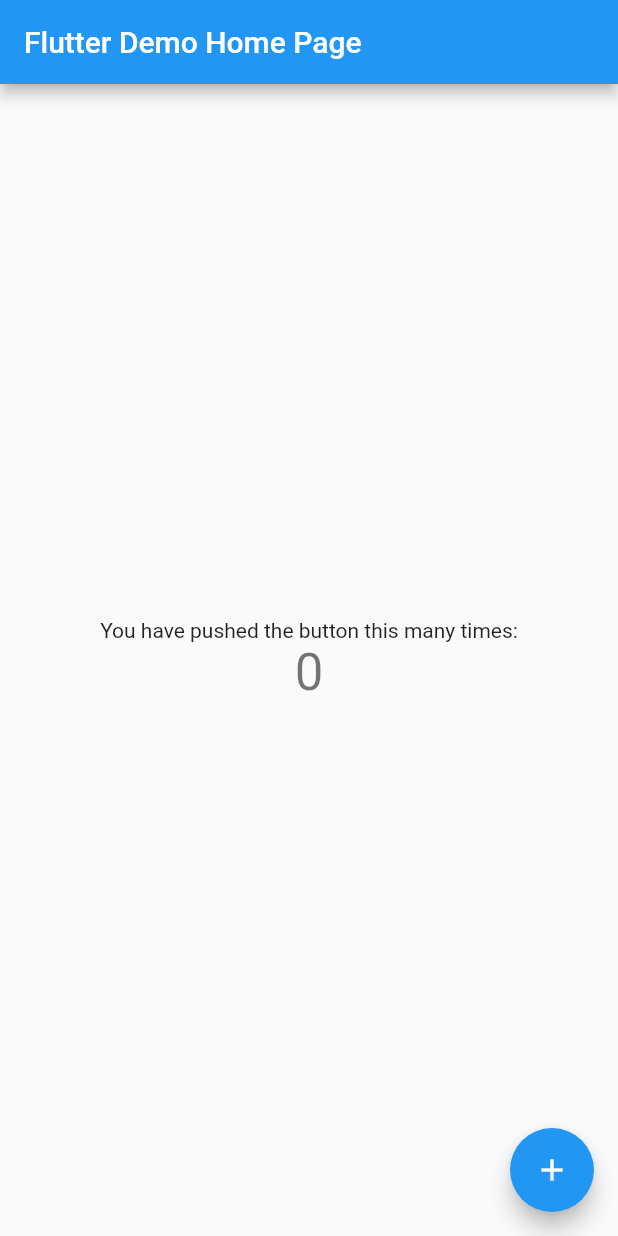
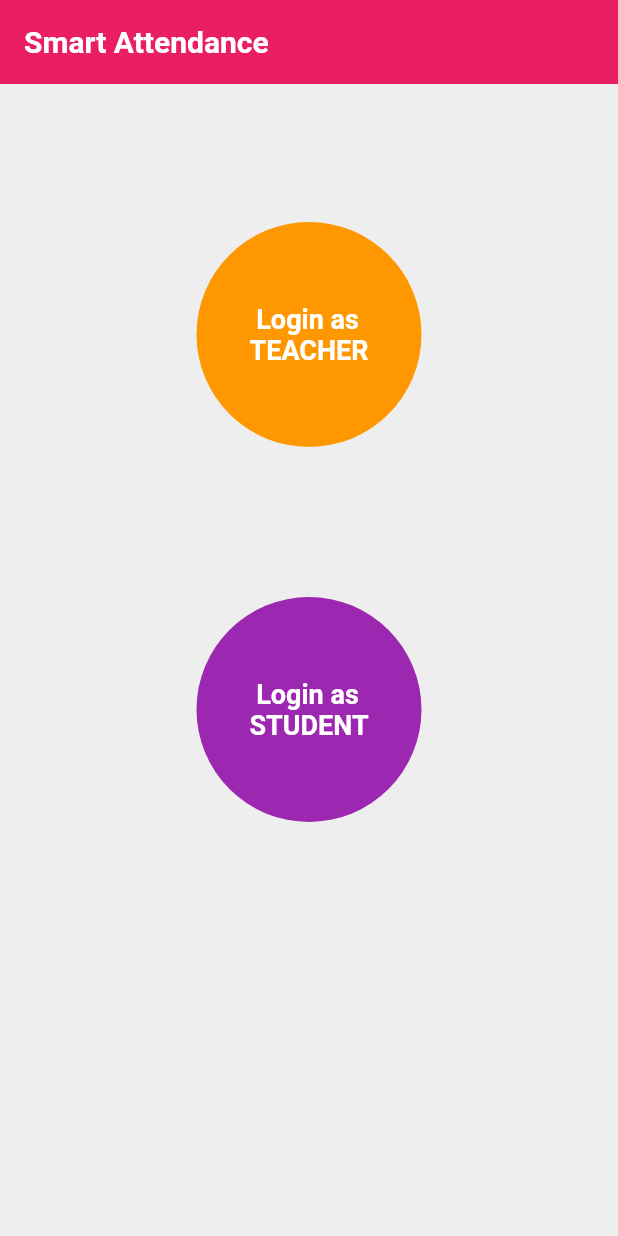
Before and after one commit to justinvgeorge2024/ATMOS_Mini_Project, a Flutter app: the screen it shows after launch, on a phone screen of 412 x 824 dp. Run offline on Flutter 3.47's test engine with Material 2 defaults, Android fonts, the phone set to English and light mode, and no system bars; our stand-ins replace either_dart, firebase_auth; missing offline and left inert: dart:ffi; accounts and stored records are empty.

Commit message:
new commit

```diff
--- a/New_attempt/miniproject/lib/main.dart
+++ b/New_attempt/miniproject/lib/main.dart
@@ -1,4 +1,5 @@
 import 'package:flutter/material.dart';
+import 'package:miniproject/pages/register_page.dart';
 
 void main() {
   runApp(const MyApp());
@@ -7,109 +8,21 @@ void main() {
 class MyApp extends StatelessWidget {
   const MyApp({super.key});
 
-  // This widget is the root of your application.
   @override
   Widget build(BuildContext context) {
     return MaterialApp(
-      title: 'Flutter Demo',
-      theme: ThemeData(
-        // This is the theme of your application.
-        //
-        // Try running your application with "flutter run". You'll see the
-        // application has a blue toolbar. Then, without quitting the app, try
-        // changing the primarySwatch below to Colors.green and then invoke
-        // "hot reload" (press "r" in the console where you ran "flutter run",
-        // or simply save your changes to "hot reload" in a Flutter IDE).
-        // Notice that the counter didn't reset back to zero; the application
-        // is not restarted.
-        primarySwatch: Colors.blue,
-      ),
-      home: const MyHomePage(title: 'Flutter Demo Home Page'),
+      debugShowCheckedModeBanner: false,
+      home: Scaffold(
+          backgroundColor: Colors.grey[200],
+          appBar: AppBar(
+            elevation: 0.0,
+            backgroundColor: Colors.pink,
+            title: const Text(
+              "Smart Attendance",
+              style: TextStyle(fontSize: 20, fontWeight: FontWeight.bold),
+            ),
+          ),
+          body: Registration()),
     );
   }
 }
-
-class MyHomePage extends StatefulWidget {
-  const MyHomePage({super.key, required this.title});
-
-  // This widget is the home page of your application. It is stateful, meaning
-  // that it has a State object (defined below) that contains fields that affect
-  // how it looks.
-
-  // This class is the configuration for the state. It holds the values (in this
-  // case the title) provided by the parent (in this case the App widget) and
-  // used by the build method of the State. Fields in a Widget subclass are
-  // always marked "final".
-
-  final String title;
-
-  @override
-  State<MyHomePage> createState() => _MyHomePageState();
-}
-
-class _MyHomePageState extends State<MyHomePage> {
-  int _counter = 0;
-
-  void _incrementCounter() {
-    setState(() {
-      // This call to setState tells the Flutter framework that something has
-      // changed in this State, which causes it to rerun the build method below
-      // so that the display can reflect the updated values. If we changed
-      // _counter without calling setState(), then the build method would not be
-      // called again, and so nothing would appear to happen.
-      _counter++;
-    });
-  }
-
-  @override
-  Widget build(BuildContext context) {
-    // This method is rerun every time setState is called, for instance as done
-    // by the _incrementCounter method above.
-    //
-    // The Flutter framework has been optimized to make rerunning build methods
-    // fast, so that you can just rebuild anything that needs updating rather
-    // than having to individually change instances of widgets.
-    return Scaffold(
-      appBar: AppBar(
-        // Here we take the value from the MyHomePage object that was created by
-        // the App.build method, and use it to set our appbar title.
-        title: Text(widget.title),
-      ),
-      body: Center(
-        // Center is a layout widget. It takes a single child and positions it
-        // in the middle of the parent.
-        child: Column(
-          // Column is also a layout widget. It takes a list of children and
-          // arranges them vertically. By default, it sizes itself to fit its
-          // children horizontally, and tries to be as tall as its parent.
-          //
-          // Invoke "debug painting" (press "p" in the console, choose the
-          // "Toggle Debug Paint" action from the Flutter Inspector in Android
-          // Studio, or the "Toggle Debug Paint" command in Visual Studio Code)
-          // to see the wireframe for each widget.
-          //
-          // Column has various properties to control how it sizes itself and
-          // how it positions its children. Here we use mainAxisAlignment to
-          // center the children vertically; the main axis here is the vertical
-          // axis because Columns are vertical (the cross axis would be
-          // horizontal).
-          mainAxisAlignment: MainAxisAlignment.center,
-          children: <Widget>[
-            const Text(
-              'You have pushed the button this many times:',
-            ),
-            Text(
-              '$_counter',
-              style: Theme.of(context).textTheme.headlineMedium,
-            ),
-          ],
-        ),
-      ),
-      floatingActionButton: FloatingActionButton(
-        onPressed: _incrementCounter,
-        tooltip: 'Increment',
-        child: const Icon(Icons.add),
-      ), // This trailing comma makes auto-formatting nicer for build methods.
-    );
-  }
-}
--- /dev/null
+++ b/New_attempt/miniproject/lib/pages/register_page.dart
@@ -0,0 +1,75 @@
+import 'package:flutter/material.dart';
+
+class Registration extends StatefulWidget {
+  const Registration({super.key});
+
+  @override
+  State<StatefulWidget> createState() {
+    return _RegistrationState();
+  }
+}
+
+class _RegistrationState extends State<Registration> {
+  @override
+  Widget build(BuildContext context) {
+    return ListView(padding: const EdgeInsets.all(2), children: <Widget>[
+      GestureDetector(
+        onTap: () {
+          Navigator.push(
+            context,
+            MaterialPageRoute(
+                builder: (context) => TeacherRootPage(
+                      auth: Auth(),
+                    )),
+          );
+        },
+        child: Padding(
+          padding: const EdgeInsets.all(80.0),
+          child: Container(
+            height: 150,
+            width: 100,
+            decoration: const BoxDecoration(
+              shape: BoxShape.circle,
+              color: Colors.orange,
+            ),
+            margin: const EdgeInsets.all(10.0),
+            child: const Center(
+                child: Text(' Login as \nTEACHER',
+                    style: TextStyle(
+                      color: Colors.white,
+                      fontWeight: FontWeight.bold,
+                      fontSize: 18.0,
+                    ))),
+          ),
+        ),
+      ),
+      GestureDetector(
+        onTap: () {
+          Navigator.push(
+            context,
+            MaterialPageRoute(
+                builder: (context) => StudentRootPage(
+                      auth: Auth(),
+                    )),
+          );
+        },
+        child: Container(
+          height: 150,
+          width: 100,
+          decoration: const BoxDecoration(
+            shape: BoxShape.circle,
+            color: Colors.purple,
+          ),
+          margin: const EdgeInsets.all(10.0),
+          child: const Center(
+            child: Text(' Login as \nSTUDENT',
+                style: TextStyle(
+                    fontWeight: FontWeight.bold,
+                    fontSize: 18.0,
+                    color: Colors.white)),
+          ),
+        ),
+      ),
+    ]);
+  }
+}
--- a/New_attempt/miniproject/pubspec.yaml
+++ b/New_attempt/miniproject/pubspec.yaml
@@ -35,6 +35,7 @@ dependencies:
   # The following adds the Cupertino Icons font to your application.
   # Use with the CupertinoIcons class for iOS style icons.
   cupertino_icons: ^1.0.2
+  firebase_auth: ^4.5.0
 
 dev_dependencies:
   flutter_test:
```
Also changed, not shown: New_attempt/miniproject/lib/services/authentication.dart (added, +59 -0 lines), New_attempt/miniproject/pubspec.lock, 3 other files.
